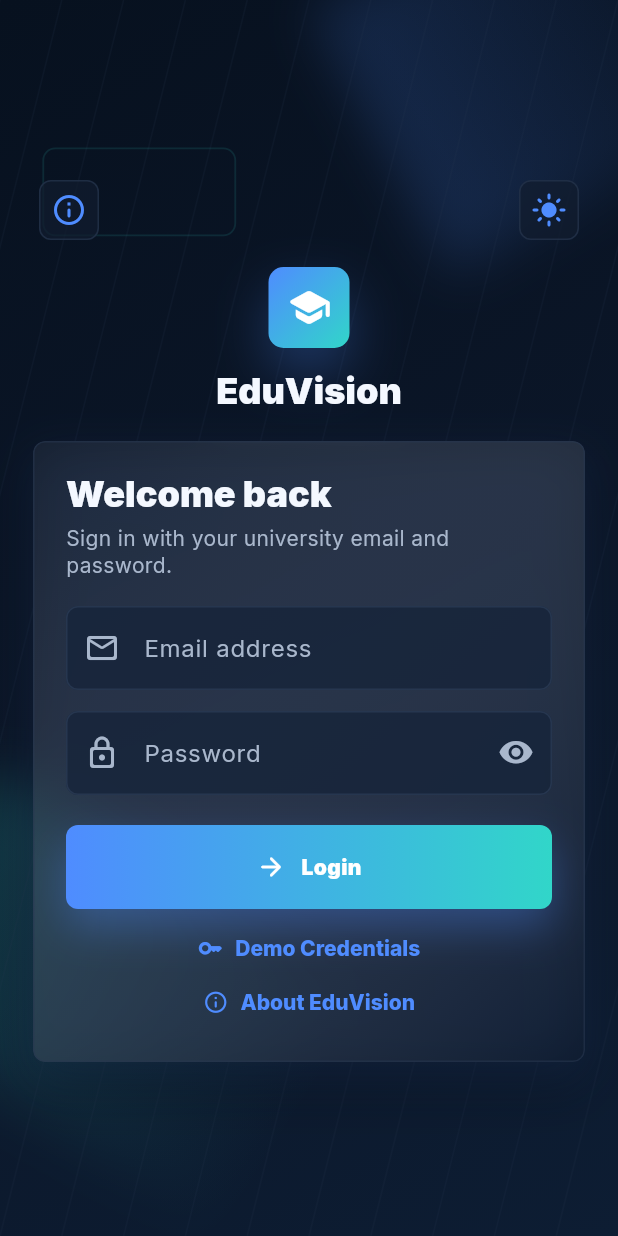
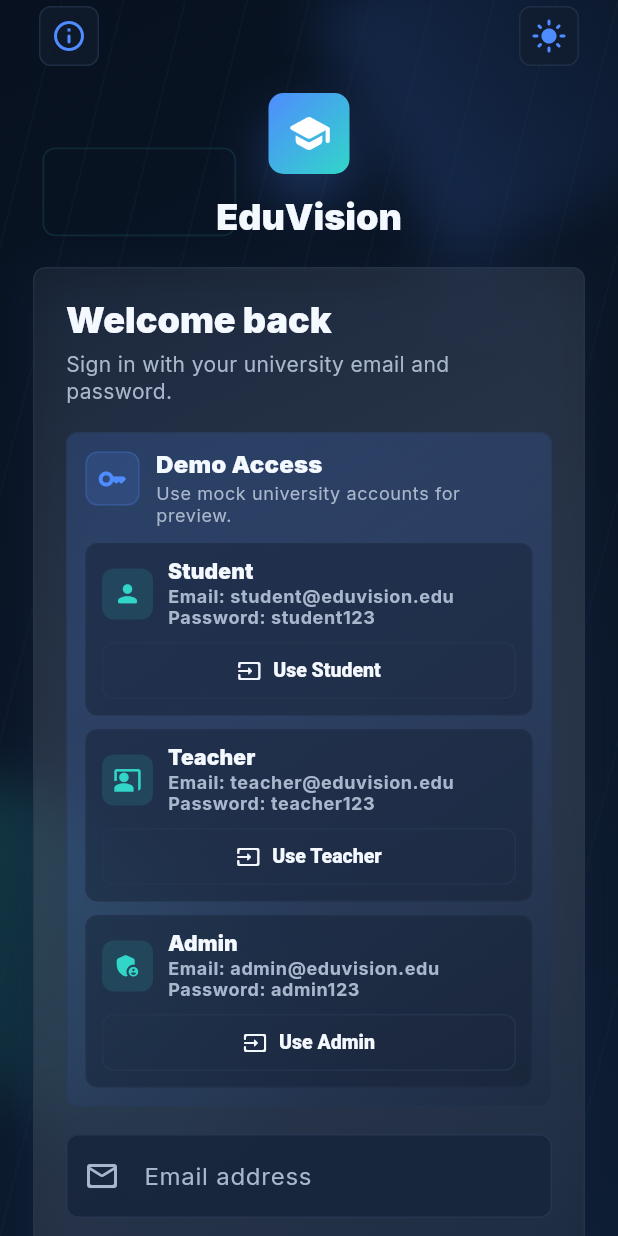
Before and after one commit to alnajamulshariq/eduVision-FlutterApp, a Flutter app: the screen it shows after launch, on a phone screen of 412 x 824 dp. Run offline on Flutter 3.47's test engine with Material 3 defaults, Android fonts, the phone set to English and light mode, and no system bars; our stand-ins replace flutter_animate, flutter_dotenv, flutter_riverpod, go_router, google_fonts, shared_preferences.

Commit message:
Fix passkeys crash and polish demo login access

```diff
--- a/lib/features/auth/login_screen.dart
+++ b/lib/features/auth/login_screen.dart
@@ -47,21 +47,17 @@ class _LoginScreenState extends ConsumerState<LoginScreen> {
     context.go(AppRoutes.dashboardForRole(user.role));
   }
 
-  Future<void> _showDemoCredentials() async {
-    final selectedCredential = await showModalBottomSheet<_DemoCredential>(
-      context: context,
-      showDragHandle: true,
-      useSafeArea: true,
-      builder: (context) => const _DemoCredentialsSheet(),
+  void _fillDemoCredential(_DemoCredential credential) {
+    // Autofill only; the authenticated user record still determines the role.
+    ref.read(authControllerProvider.notifier).clearError();
+    _emailController.value = TextEditingValue(
+      text: credential.email,
+      selection: TextSelection.collapsed(offset: credential.email.length),
     );
-
-    if (selectedCredential == null || !mounted) {
-      return;
-    }
-
-    ref.read(authControllerProvider.notifier).clearError();
-    _emailController.text = selectedCredential.email;
-    _passwordController.text = selectedCredential.password;
+    _passwordController.value = TextEditingValue(
+      text: credential.password,
+      selection: TextSelection.collapsed(offset: credential.password.length),
+    );
   }
 
   @override
@@ -80,7 +76,7 @@ class _LoginScreenState extends ConsumerState<LoginScreen> {
                   ? _buildWideContent(metrics)
                   : _buildMobileContent(metrics);
 
-              if (metrics.isVerySmallHeight || isKeyboardOpen) {
+              if (metrics.isCompactHeight || isKeyboardOpen) {
                 return SingleChildScrollView(
                   keyboardDismissBehavior:
                       ScrollViewKeyboardDismissBehavior.onDrag,
@@ -187,6 +183,11 @@ class _LoginScreenState extends ConsumerState<LoginScreen> {
             _LoginErrorMessage(message: authState.errorMessage!),
           ],
           SizedBox(height: metrics.sectionGap),
+          _DemoAccessSection(
+            metrics: metrics,
+            onCredentialSelected: _fillDemoCredential,
+          ),
+          SizedBox(height: metrics.sectionGap),
           TextFormField(
             controller: _emailController,
             keyboardType: TextInputType.emailAddress,
@@ -259,25 +260,7 @@ class _LoginScreenState extends ConsumerState<LoginScreen> {
           ),
           SizedBox(height: metrics.microGap),
           Center(
-            child: Wrap(
-              alignment: WrapAlignment.center,
-              spacing: 4,
-              runSpacing: 0,
-              children: [
-                TextButton.icon(
-                  style: TextButton.styleFrom(
-                    minimumSize: Size(0, metrics.aboutButtonHeight),
-                    padding: EdgeInsets.symmetric(
-                      horizontal: 10,
-                      vertical: metrics.isCompactHeight ? 4 : 8,
-                    ),
-                    tapTargetSize: MaterialTapTargetSize.shrinkWrap,
-                  ),
-                  onPressed: _showDemoCredentials,
-                  icon: const Icon(Icons.key_rounded, size: 17),
-                  label: const Text('Demo Credentials'),
-                ),
-                TextButton.icon(
+            child: TextButton.icon(
               style: TextButton.styleFrom(
                 minimumSize: Size(0, metrics.aboutButtonHeight),
                 padding: EdgeInsets.symmetric(
@@ -290,8 +273,6 @@ class _LoginScreenState extends ConsumerState<LoginScreen> {
               icon: const Icon(Icons.info_outline_rounded, size: 17),
               label: const Text('About EduVision'),
             ),
-              ],
-            ),
           ),
         ],
       ),
@@ -300,26 +281,19 @@ class _LoginScreenState extends ConsumerState<LoginScreen> {
 }
 
 class _LoginMetrics {
-  const _LoginMetrics({
-    required this.isWide,
-    required this.isCompactHeight,
-    required this.isVerySmallHeight,
-  });
+  const _LoginMetrics({required this.isWide, required this.isCompactHeight});
 
   factory _LoginMetrics.fromConstraints(BoxConstraints constraints) {
     final isCompactHeight = constraints.maxHeight < 760;
-    final isVerySmallHeight = constraints.maxHeight < 680;
 
     return _LoginMetrics(
       isWide: constraints.maxWidth >= 920 && !isCompactHeight,
       isCompactHeight: isCompactHeight,
-      isVerySmallHeight: isVerySmallHeight,
     );
   }
 
   final bool isWide;
   final bool isCompactHeight;
-  final bool isVerySmallHeight;
 
   double get outerHorizontalPadding => isCompactHeight ? 20 : 22;
   double get outerVerticalPadding => isCompactHeight ? 12 : 22;
@@ -475,37 +449,97 @@ class _DemoCredential {
   ];
 }
 
-class _DemoCredentialsSheet extends StatelessWidget {
-  const _DemoCredentialsSheet();
+class _DemoAccessSection extends StatelessWidget {
+  const _DemoAccessSection({
+    required this.metrics,
+    required this.onCredentialSelected,
+  });
+
+  final _LoginMetrics metrics;
+  final ValueChanged<_DemoCredential> onCredentialSelected;
 
   @override
   Widget build(BuildContext context) {
     final colorScheme = Theme.of(context).colorScheme;
     final textTheme = Theme.of(context).textTheme;
+    final isDark = Theme.of(context).brightness == Brightness.dark;
 
-    return Padding(
-      padding: const EdgeInsets.fromLTRB(18, 0, 18, 22),
+    return Container(
+      padding: EdgeInsets.all(metrics.isCompactHeight ? 10 : 12),
+      decoration: BoxDecoration(
+        borderRadius: BorderRadius.circular(8),
+        border: Border.all(color: colorScheme.outline.withValues(alpha: 0.48)),
+        gradient: LinearGradient(
+          begin: Alignment.topLeft,
+          end: Alignment.bottomRight,
+          colors: [
+            colorScheme.primary.withValues(alpha: isDark ? 0.18 : 0.10),
+            colorScheme.surfaceContainerHighest.withValues(
+              alpha: isDark ? 0.34 : 0.56,
+            ),
+          ],
+        ),
+      ),
       child: Column(
-        mainAxisSize: MainAxisSize.min,
+        crossAxisAlignment: CrossAxisAlignment.start,
+        children: [
+          Row(
+            crossAxisAlignment: CrossAxisAlignment.start,
+            children: [
+              Container(
+                width: metrics.isCompactHeight ? 32 : 36,
+                height: metrics.isCompactHeight ? 32 : 36,
+                decoration: BoxDecoration(
+                  borderRadius: BorderRadius.circular(8),
+                  color: colorScheme.primary.withValues(alpha: 0.14),
+                  border: Border.all(
+                    color: colorScheme.primary.withValues(alpha: 0.22),
+                  ),
+                ),
+                child: Icon(
+                  Icons.key_rounded,
+                  color: colorScheme.primary,
+                  size: metrics.isCompactHeight ? 18 : 20,
+                ),
+              ),
+              SizedBox(width: metrics.isCompactHeight ? 9 : 11),
+              Expanded(
+                child: Column(
                   crossAxisAlignment: CrossAxisAlignment.start,
                   children: [
                     Text(
-            'Demo Credentials',
-            style: textTheme.titleLarge?.copyWith(fontWeight: FontWeight.w900),
+                      'Demo Access',
+                      style:
+                          (metrics.isCompactHeight
+                                  ? textTheme.titleSmall
+                                  : textTheme.titleMedium)
+                              ?.copyWith(
+                                fontWeight: FontWeight.w900,
+                                height: 1.08,
                               ),
-          const SizedBox(height: 5),
+                    ),
+                    const SizedBox(height: 3),
                     Text(
-            'Use these mock accounts while backend auth is not connected.',
+                      'Use mock university accounts for preview.',
                       style: textTheme.bodySmall?.copyWith(
                         color: colorScheme.onSurfaceVariant,
-              height: 1.3,
+                        height: 1.24,
                       ),
                     ),
-          const SizedBox(height: 14),
+                  ],
+                ),
+              ),
+            ],
+          ),
+          SizedBox(height: metrics.isCompactHeight ? 9 : 11),
           for (final credential in _DemoCredential.values) ...[
-            _DemoCredentialTile(credential: credential),
+            _DemoCredentialCard(
+              credential: credential,
+              metrics: metrics,
+              onPressed: () => onCredentialSelected(credential),
+            ),
             if (credential != _DemoCredential.values.last)
-              const SizedBox(height: 10),
+              SizedBox(height: metrics.isCompactHeight ? 7 : 9),
           ],
         ],
       ),
@@ -513,46 +547,95 @@ class _DemoCredentialsSheet extends StatelessWidget {
   }
 }
 
-class _DemoCredentialTile extends StatelessWidget {
-  const _DemoCredentialTile({required this.credential});
+class _DemoCredentialCard extends StatelessWidget {
+  const _DemoCredentialCard({
+    required this.credential,
+    required this.metrics,
+    required this.onPressed,
+  });
 
   final _DemoCredential credential;
+  final _LoginMetrics metrics;
+  final VoidCallback onPressed;
+
+  @override
+  Widget build(BuildContext context) {
+    final colorScheme = Theme.of(context).colorScheme;
+
+    return Container(
+      padding: EdgeInsets.all(metrics.isCompactHeight ? 8 : 10),
+      decoration: BoxDecoration(
+        color: colorScheme.surface.withValues(alpha: 0.44),
+        borderRadius: BorderRadius.circular(8),
+        border: Border.all(color: colorScheme.outline.withValues(alpha: 0.38)),
+      ),
+      child: LayoutBuilder(
+        builder: (context, constraints) {
+          final useStackedLayout = constraints.maxWidth < 360;
+          final summary = _DemoCredentialSummary(
+            credential: credential,
+            metrics: metrics,
+          );
+          final button = _UseDemoCredentialButton(
+            label: 'Use ${credential.role}',
+            metrics: metrics,
+            onPressed: onPressed,
+          );
+
+          if (useStackedLayout) {
+            return Column(
+              crossAxisAlignment: CrossAxisAlignment.start,
+              children: [
+                summary,
+                SizedBox(height: metrics.isCompactHeight ? 7 : 9),
+                SizedBox(width: double.infinity, child: button),
+              ],
+            );
+          }
+
+          return Row(
+            children: [
+              Expanded(child: summary),
+              const SizedBox(width: 12),
+              button,
+            ],
+          );
+        },
+      ),
+    );
+  }
+}
+
+class _DemoCredentialSummary extends StatelessWidget {
+  const _DemoCredentialSummary({
+    required this.credential,
+    required this.metrics,
+  });
+
+  final _DemoCredential credential;
+  final _LoginMetrics metrics;
 
   @override
   Widget build(BuildContext context) {
     final colorScheme = Theme.of(context).colorScheme;
     final textTheme = Theme.of(context).textTheme;
 
-    return Material(
-      color: colorScheme.surfaceContainerHighest.withValues(alpha: 0.42),
-      borderRadius: BorderRadius.circular(8),
-      child: InkWell(
-        borderRadius: BorderRadius.circular(8),
-        onTap: () => Navigator.of(context).pop(credential),
-        child: Container(
-          padding: const EdgeInsets.all(12),
+    return Row(
+      children: [
+        Container(
+          width: metrics.isCompactHeight ? 30 : 34,
+          height: metrics.isCompactHeight ? 30 : 34,
           decoration: BoxDecoration(
             borderRadius: BorderRadius.circular(8),
-            border: Border.all(
-              color: colorScheme.outline.withValues(alpha: 0.36),
-            ),
-          ),
-          child: Row(
-            children: [
-              Container(
-                width: 36,
-                height: 36,
-                decoration: BoxDecoration(
-                  borderRadius: BorderRadius.circular(8),
-                  color: colorScheme.primary.withValues(alpha: 0.12),
+            color: colorScheme.secondary.withValues(alpha: 0.13),
           ),
           child: Icon(
             credential.icon,
-                  color: colorScheme.primary,
-                  size: 20,
+            color: colorScheme.secondary,
+            size: metrics.isCompactHeight ? 17 : 19,
           ),
         ),
-              const SizedBox(width: 12),
+        SizedBox(width: metrics.isCompactHeight ? 8 : 10),
         Expanded(
           child: Column(
             crossAxisAlignment: CrossAxisAlignment.start,
@@ -561,27 +644,85 @@ class _DemoCredentialTile extends StatelessWidget {
                 credential.role,
                 style: textTheme.labelLarge?.copyWith(
                   fontWeight: FontWeight.w900,
+                  height: 1.08,
                 ),
               ),
               const SizedBox(height: 3),
-                    Text(
-                      '${credential.email} / ${credential.password}',
-                      style: textTheme.bodySmall?.copyWith(
-                        color: colorScheme.onSurfaceVariant,
-                        height: 1.25,
+              _DemoCredentialLine(
+                label: 'Email',
+                value: credential.email,
+                metrics: metrics,
               ),
+              _DemoCredentialLine(
+                label: 'Password',
+                value: credential.password,
+                metrics: metrics,
               ),
             ],
           ),
         ),
-              const SizedBox(width: 8),
-              Icon(
-                Icons.arrow_forward_rounded,
+      ],
+    );
+  }
+}
+
+class _DemoCredentialLine extends StatelessWidget {
+  const _DemoCredentialLine({
+    required this.label,
+    required this.value,
+    required this.metrics,
+  });
+
+  final String label;
+  final String value;
+  final _LoginMetrics metrics;
+
+  @override
+  Widget build(BuildContext context) {
+    final colorScheme = Theme.of(context).colorScheme;
+    final textTheme = Theme.of(context).textTheme;
+
+    return Text(
+      '$label: $value',
+      maxLines: 1,
+      overflow: TextOverflow.ellipsis,
+      style: textTheme.bodySmall?.copyWith(
         color: colorScheme.onSurfaceVariant,
-                size: 18,
+        fontSize: metrics.isCompactHeight ? 11 : null,
+        fontWeight: FontWeight.w700,
+        height: 1.18,
       ),
-            ],
+    );
+  }
+}
+
+class _UseDemoCredentialButton extends StatelessWidget {
+  const _UseDemoCredentialButton({
+    required this.label,
+    required this.metrics,
+    required this.onPressed,
+  });
+
+  final String label;
+  final _LoginMetrics metrics;
+  final VoidCallback onPressed;
+
+  @override
+  Widget build(BuildContext context) {
+    return OutlinedButton.icon(
+      onPressed: onPressed,
+      icon: Icon(Icons.input_rounded, size: metrics.isCompactHeight ? 15 : 16),
+      label: Text(label, overflow: TextOverflow.ellipsis),
+      style: OutlinedButton.styleFrom(
+        minimumSize: Size(0, metrics.isCompactHeight ? 34 : 38),
+        padding: EdgeInsets.symmetric(
+          horizontal: metrics.isCompactHeight ? 10 : 12,
+          vertical: metrics.isCompactHeight ? 8 : 10,
         ),
+        tapTargetSize: MaterialTapTargetSize.shrinkWrap,
+        textStyle: TextStyle(
+          fontSize: metrics.isCompactHeight ? 12 : 13,
+          fontWeight: FontWeight.w900,
         ),
       ),
     );
--- a/pubspec.yaml
+++ b/pubspec.yaml
@@ -17,7 +17,6 @@ dependencies:
   google_fonts: ^8.1.0
   intl: ^0.20.2
   shared_preferences: ^2.5.3
-  supabase_flutter: ^2.15.0
   url_launcher: ^6.3.2
 
 dev_dependencies:
```
Also changed, not shown: lib/data/services/supabase_service.dart (+8 -33 lines), pubspec.lock, 8 other files. Lines whose indentation alone changed are shown as unchanged.
